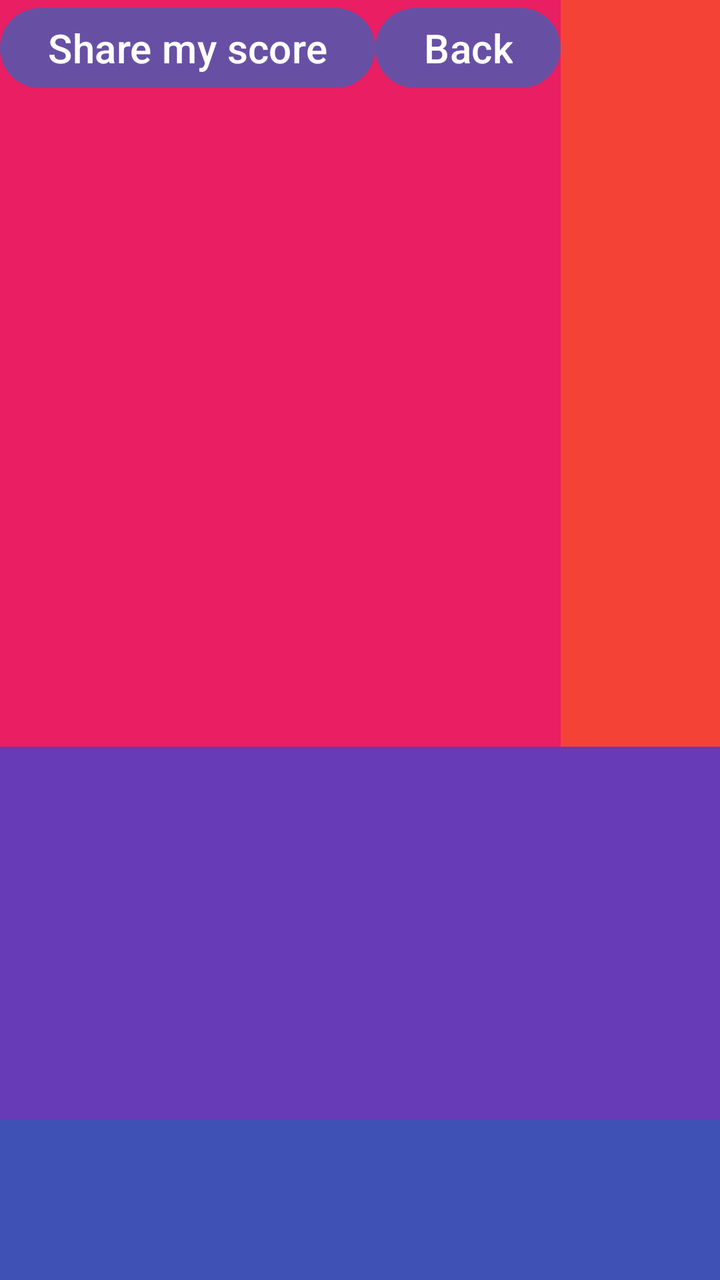
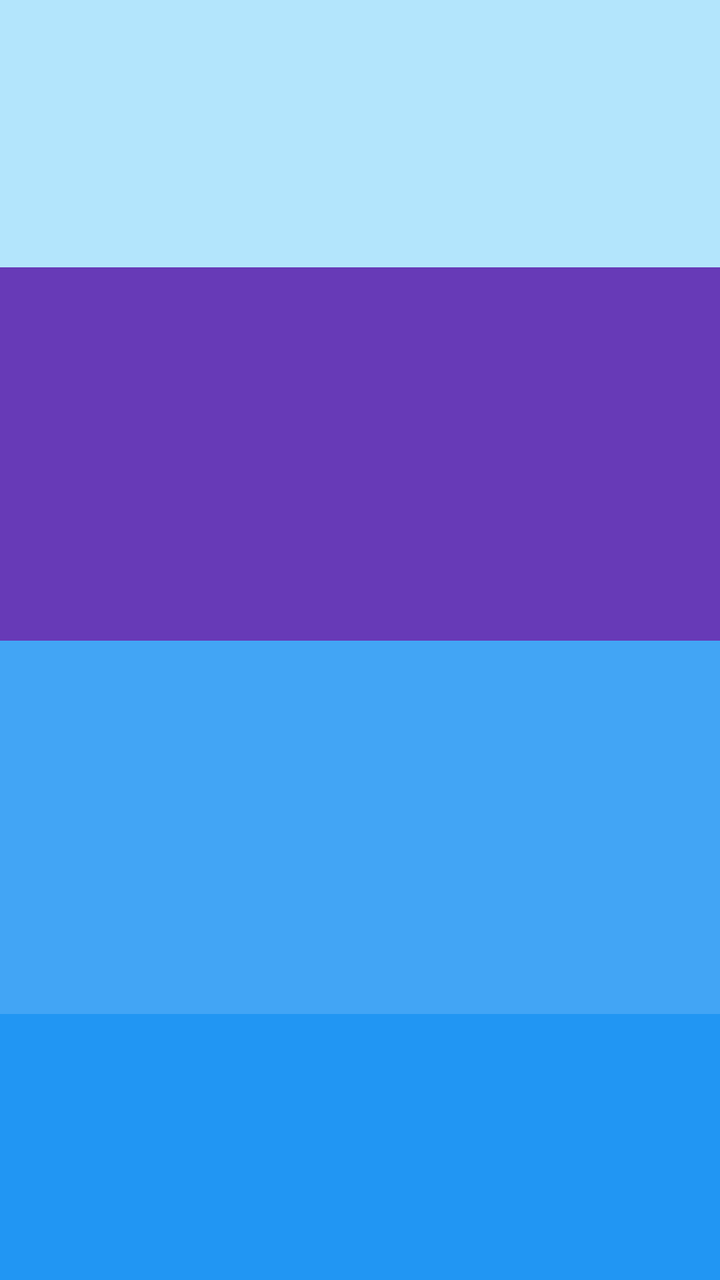

Before-and-after screenshots of an Android layout around one commit, followed by the original layout XML and the change that was made.
<!-- AndroidManifest.xml: application theme Theme.Assignment1 -->
<!-- res/layout/activity_game.xml -->
<?xml version="1.0" encoding="utf-8"?>
<LinearLayout xmlns:android="http://schemas.android.com/apk/res/android"
    android:layout_width="match_parent"
    android:layout_height="wrap_content"
    android:background="#F44336"
    android:orientation="vertical">

    <TextView
        android:id="@+id/goodLuckTextView"
        android:layout_width="wrap_content"
        android:layout_height="wrap_content"
        android:layout_weight="1"
        android:text="Good luck, string!"
        android:textSize="20sp" />

    <LinearLayout
        android:id="@+id/optionsArea"
        android:layout_width="wrap_content"
        android:layout_height="match_parent"
        android:layout_weight="1"
        android:background="#E91E63"
        android:orientation="horizontal">

        <Button
            android:id="@+id/shareScoreButton"
            android:layout_width="wrap_content"
            android:layout_height="wrap_content"
            android:layout_weight="1"
            android:onClick="shareScoreChosen"
            android:text="Share my score"
            android:textSize="20sp" />

        <Button
            android:id="@+id/backButton"
            android:layout_width="wrap_content"
            android:layout_height="wrap_content"
            android:layout_weight="1"
            android:text="Back"
            android:textSize="20sp" />

    </LinearLayout>

    <LinearLayout
        android:id="@+id/boardArea"
        android:layout_width="match_parent"
        android:layout_height="match_parent"
        android:layout_weight="1"
        android:background="#9C27B0"
        android:orientation="vertical">

        <LinearLayout
            android:id="@+id/addArea"
            android:layout_width="match_parent"
            android:layout_height="match_parent"
            android:layout_weight="1"
            android:background="#673AB7"
            android:orientation="horizontal">

        </LinearLayout>

        <LinearLayout
            android:id="@+id/verticalGroupsArea"
            android:layout_width="match_parent"
            android:layout_height="match_parent"
            android:layout_weight="1"
            android:background="#3F51B5"
            android:orientation="horizontal">

        </LinearLayout>

    </LinearLayout>

    <LinearLayout
        android:id="@+id/winningParticipantArea"
        android:layout_width="match_parent"
        android:layout_height="match_parent"
        android:layout_weight="1"
        android:background="#2196F3"
        android:orientation="horizontal">

    </LinearLayout>


    <TextView
        android:id="@+id/scoreTextView"
        android:layout_width="wrap_content"
        android:layout_height="wrap_content"
        android:layout_weight="1"
        android:text="Score"
        android:textSize="20sp" />


</LinearLayout>
<!-- resources referenced by this layout -->
<resources>
  <style name="Theme.Assignment1" parent="Base.Theme.Assignment1" />
  <style name="Base.Theme.Assignment1" parent="Theme.Material3.DayNight.NoActionBar">
          
          
      </style>
</resources>

<!-- the commit's change to res/layout/activity_game.xml (unified diff, before → after) -->
@@ -2,7 +2,8 @@
 <LinearLayout xmlns:android="http://schemas.android.com/apk/res/android"
     android:layout_width="match_parent"
     android:layout_height="wrap_content"
-    android:background="#F44336"
+    android:background="#B3E5FC"
+    android:gravity="center"
     android:orientation="vertical">
 
     <TextView
@@ -18,7 +19,7 @@
         android:layout_width="wrap_content"
         android:layout_height="match_parent"
         android:layout_weight="1"
-        android:background="#E91E63"
+        android:background="#B3E5FC"
         android:orientation="horizontal">
 
         <Button
@@ -45,7 +46,7 @@
         android:layout_width="match_parent"
         android:layout_height="match_parent"
         android:layout_weight="1"
-        android:background="#9C27B0"
+        android:gravity="center"
         android:orientation="vertical">
 
         <LinearLayout
@@ -54,6 +55,7 @@
             android:layout_height="match_parent"
             android:layout_weight="1"
             android:background="#673AB7"
+            android:gravity="center"
             android:orientation="horizontal">
 
         </LinearLayout>
@@ -63,7 +65,8 @@
             android:layout_width="match_parent"
             android:layout_height="match_parent"
             android:layout_weight="1"
-            android:background="#3F51B5"
+            android:background="#42A5F5"
+            android:gravity="center"
             android:orientation="horizontal">
 
         </LinearLayout>
